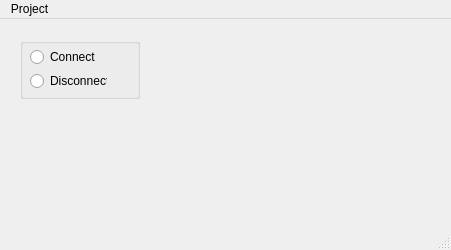
First picture: the form in nuRMainWindow.ui, repository ProfNitz/nuRay, before the edit.
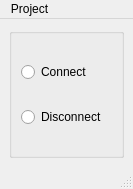
Second picture: the form after the edit.

Commit message:
adding layout to groupBox and centralWidget
layout has been added to prevent the text being cut off
extra layout has been set for the custom made switch to change the set

```diff
--- a/nuRMainWindow.ui
+++ b/nuRMainWindow.ui
@@ -6,35 +6,26 @@
    <rect>
     <x>0</x>
     <y>0</y>
-    <width>451</width>
-    <height>250</height>
+    <width>133</width>
+    <height>189</height>
    </rect>
   </property>
+  <property name="sizePolicy">
+   <sizepolicy hsizetype="Minimum" vsizetype="Minimum">
+    <horstretch>0</horstretch>
+    <verstretch>0</verstretch>
+   </sizepolicy>
+  </property>
   <property name="windowTitle">
    <string>mRay</string>
   </property>
   <widget class="QWidget" name="centralwidget">
-   <widget class="QGroupBox" name="groupBox">
-    <property name="geometry">
-     <rect>
-      <x>20</x>
-      <y>19</y>
-      <width>120</width>
-      <height>61</height>
-     </rect>
-    </property>
+   <layout class="QVBoxLayout" name="verticalLayout_2">
+    <item>
+     <widget class="QGroupBox" name="ConnectDisconnect">
     <property name="title">
      <string/>
     </property>
-    <widget class="QWidget" name="layoutWidget">
-     <property name="geometry">
-      <rect>
-       <x>10</x>
-       <y>10</y>
-       <width>77</width>
-       <height>42</height>
-      </rect>
-     </property>
      <layout class="QVBoxLayout" name="verticalLayout">
       <item>
        <widget class="QRadioButton" name="radioButtonConnect">
@@ -52,15 +43,19 @@
       </item>
      </layout>
     </widget>
-   </widget>
+    </item>
+    <item>
+     <layout class="QVBoxLayout" name="SetSelecter"/>
+    </item>
+   </layout>
   </widget>
   <widget class="QMenuBar" name="menubar">
    <property name="geometry">
     <rect>
      <x>0</x>
      <y>0</y>
-     <width>451</width>
-     <height>21</height>
+     <width>133</width>
+     <height>22</height>
     </rect>
    </property>
    <widget class="QMenu" name="menuProject">
```
Lines whose indentation alone changed are shown as unchanged.
